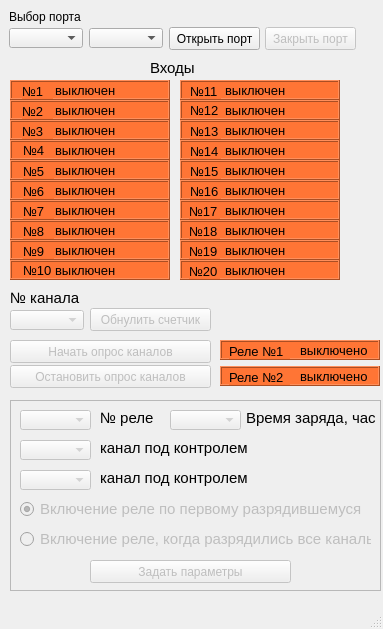
Old version of the form Form_Tester_AKB.ui in the repository Khmol/Tester_AKB.
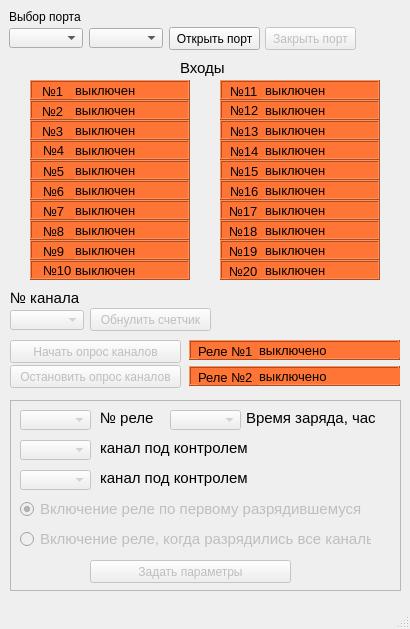
New version of the form. Icons and pictures are not drawn.

Diff of the .ui file:
```diff
--- a/Form_Tester_AKB.ui
+++ b/Form_Tester_AKB.ui
@@ -6,19 +6,19 @@
    <rect>
     <x>0</x>
     <y>0</y>
-    <width>383</width>
+    <width>410</width>
     <height>629</height>
    </rect>
   </property>
   <property name="minimumSize">
    <size>
-    <width>383</width>
+    <width>410</width>
     <height>629</height>
    </size>
   </property>
   <property name="maximumSize">
    <size>
-    <width>383</width>
+    <width>410</width>
     <height>629</height>
    </size>
   </property>
@@ -98,7 +98,7 @@
    <widget class="QLabel" name="label_main">
     <property name="geometry">
      <rect>
-      <x>150</x>
+      <x>180</x>
       <y>60</y>
       <width>51</width>
       <height>16</height>
@@ -143,7 +143,7 @@
    <widget class="QFrame" name="frame_1">
     <property name="geometry">
      <rect>
-      <x>10</x>
+      <x>30</x>
       <y>80</y>
       <width>160</width>
       <height>20</height>
@@ -210,7 +210,7 @@
    <widget class="QFrame" name="frame_2">
     <property name="geometry">
      <rect>
-      <x>10</x>
+      <x>30</x>
       <y>100</y>
       <width>160</width>
       <height>20</height>
@@ -277,7 +277,7 @@
    <widget class="QFrame" name="frame_3">
     <property name="geometry">
      <rect>
-      <x>10</x>
+      <x>30</x>
       <y>120</y>
       <width>160</width>
       <height>20</height>
@@ -344,7 +344,7 @@
    <widget class="QFrame" name="frame_4">
     <property name="geometry">
      <rect>
-      <x>10</x>
+      <x>30</x>
       <y>140</y>
       <width>160</width>
       <height>20</height>
@@ -411,7 +411,7 @@
    <widget class="QFrame" name="frame_5">
     <property name="geometry">
      <rect>
-      <x>10</x>
+      <x>30</x>
       <y>160</y>
       <width>160</width>
       <height>20</height>
@@ -478,7 +478,7 @@
    <widget class="QFrame" name="frame_6">
     <property name="geometry">
      <rect>
-      <x>10</x>
+      <x>30</x>
       <y>180</y>
       <width>160</width>
       <height>20</height>
@@ -545,7 +545,7 @@
    <widget class="QFrame" name="frame_7">
     <property name="geometry">
      <rect>
-      <x>10</x>
+      <x>30</x>
       <y>200</y>
       <width>160</width>
       <height>20</height>
@@ -612,7 +612,7 @@
    <widget class="QFrame" name="frame_8">
     <property name="geometry">
      <rect>
-      <x>10</x>
+      <x>30</x>
       <y>220</y>
       <width>160</width>
       <height>20</height>
@@ -679,7 +679,7 @@
    <widget class="QFrame" name="frame_9">
     <property name="geometry">
      <rect>
-      <x>10</x>
+      <x>30</x>
       <y>240</y>
       <width>160</width>
       <height>20</height>
@@ -746,7 +746,7 @@
    <widget class="QFrame" name="frame_10">
     <property name="geometry">
      <rect>
-      <x>10</x>
+      <x>30</x>
       <y>260</y>
       <width>160</width>
       <height>20</height>
@@ -813,7 +813,7 @@
    <widget class="QFrame" name="frame_14">
     <property name="geometry">
      <rect>
-      <x>180</x>
+      <x>220</x>
       <y>140</y>
       <width>160</width>
       <height>20</height>
@@ -880,7 +880,7 @@
    <widget class="QFrame" name="frame_15">
     <property name="geometry">
      <rect>
-      <x>180</x>
+      <x>220</x>
       <y>160</y>
       <width>160</width>
       <height>20</height>
@@ -947,7 +947,7 @@
    <widget class="QFrame" name="frame_13">
     <property name="geometry">
      <rect>
-      <x>180</x>
+      <x>220</x>
       <y>120</y>
       <width>160</width>
       <height>20</height>
@@ -1014,7 +1014,7 @@
    <widget class="QFrame" name="frame_16">
     <property name="geometry">
      <rect>
-      <x>180</x>
+      <x>220</x>
       <y>180</y>
       <width>160</width>
       <height>20</height>
@@ -1081,7 +1081,7 @@
    <widget class="QFrame" name="frame_11">
     <property name="geometry">
      <rect>
-      <x>180</x>
+      <x>220</x>
       <y>80</y>
       <width>160</width>
       <height>20</height>
@@ -1148,7 +1148,7 @@
    <widget class="QFrame" name="frame_12">
     <property name="geometry">
      <rect>
-      <x>180</x>
+      <x>220</x>
       <y>100</y>
       <width>160</width>
       <height>20</height>
@@ -1215,7 +1215,7 @@
    <widget class="QFrame" name="frame_19">
     <property name="geometry">
      <rect>
-      <x>180</x>
+      <x>220</x>
       <y>240</y>
       <width>160</width>
       <height>20</height>
@@ -1282,7 +1282,7 @@
    <widget class="QFrame" name="frame_17">
     <property name="geometry">
      <rect>
-      <x>180</x>
+      <x>220</x>
       <y>200</y>
       <width>160</width>
       <height>20</height>
@@ -1349,7 +1349,7 @@
    <widget class="QFrame" name="frame_18">
     <property name="geometry">
      <rect>
-      <x>180</x>
+      <x>220</x>
       <y>220</y>
       <width>160</width>
       <height>20</height>
@@ -1442,7 +1442,7 @@
      <rect>
       <x>10</x>
       <y>340</y>
-      <width>201</width>
+      <width>171</width>
       <height>23</height>
      </rect>
     </property>
@@ -1500,7 +1500,7 @@
      <rect>
       <x>10</x>
       <y>365</y>
-      <width>201</width>
+      <width>171</width>
       <height>23</height>
      </rect>
     </property>
@@ -1695,7 +1695,7 @@
      <rect>
       <x>10</x>
       <y>400</y>
-      <width>371</width>
+      <width>391</width>
       <height>191</height>
      </rect>
     </property>
@@ -1746,7 +1746,7 @@
    <widget class="QFrame" name="frame_20">
     <property name="geometry">
      <rect>
-      <x>180</x>
+      <x>220</x>
       <y>260</y>
       <width>160</width>
       <height>20</height>
@@ -1813,9 +1813,9 @@
    <widget class="QFrame" name="frame_21">
     <property name="geometry">
      <rect>
-      <x>220</x>
+      <x>189</x>
       <y>340</y>
-      <width>160</width>
+      <width>211</width>
       <height>20</height>
      </rect>
     </property>
@@ -1831,9 +1831,9 @@
     <widget class="QLabel" name="label_t21">
      <property name="geometry">
       <rect>
-       <x>80</x>
+       <x>70</x>
        <y>2</y>
-       <width>71</width>
+       <width>141</width>
        <height>16</height>
       </rect>
      </property>
@@ -1880,9 +1880,9 @@
    <widget class="QFrame" name="frame_22">
     <property name="geometry">
      <rect>
-      <x>220</x>
+      <x>189</x>
       <y>366</y>
-      <width>160</width>
+      <width>211</width>
       <height>20</height>
      </rect>
     </property>
@@ -1898,9 +1898,9 @@
     <widget class="QLabel" name="label_t22">
      <property name="geometry">
       <rect>
-       <x>80</x>
+       <x>70</x>
        <y>2</y>
-       <width>71</width>
+       <width>141</width>
        <height>16</height>
       </rect>
      </property>
```
Left out of the diff: 2 changed lines with no effect on the pictures.
